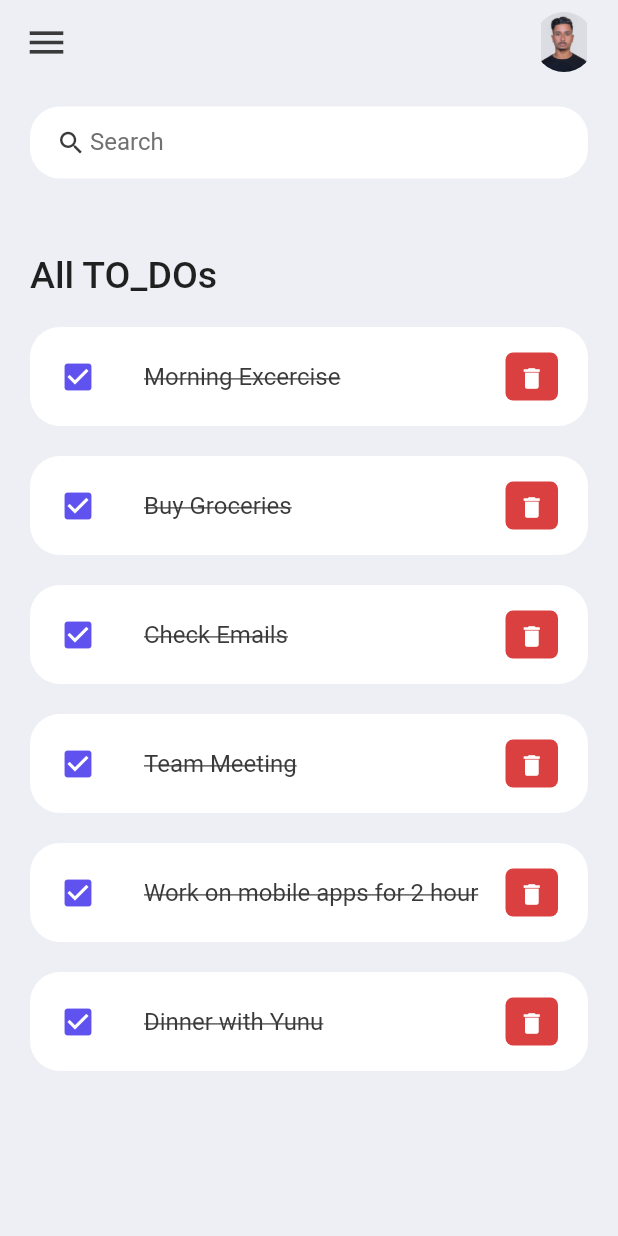
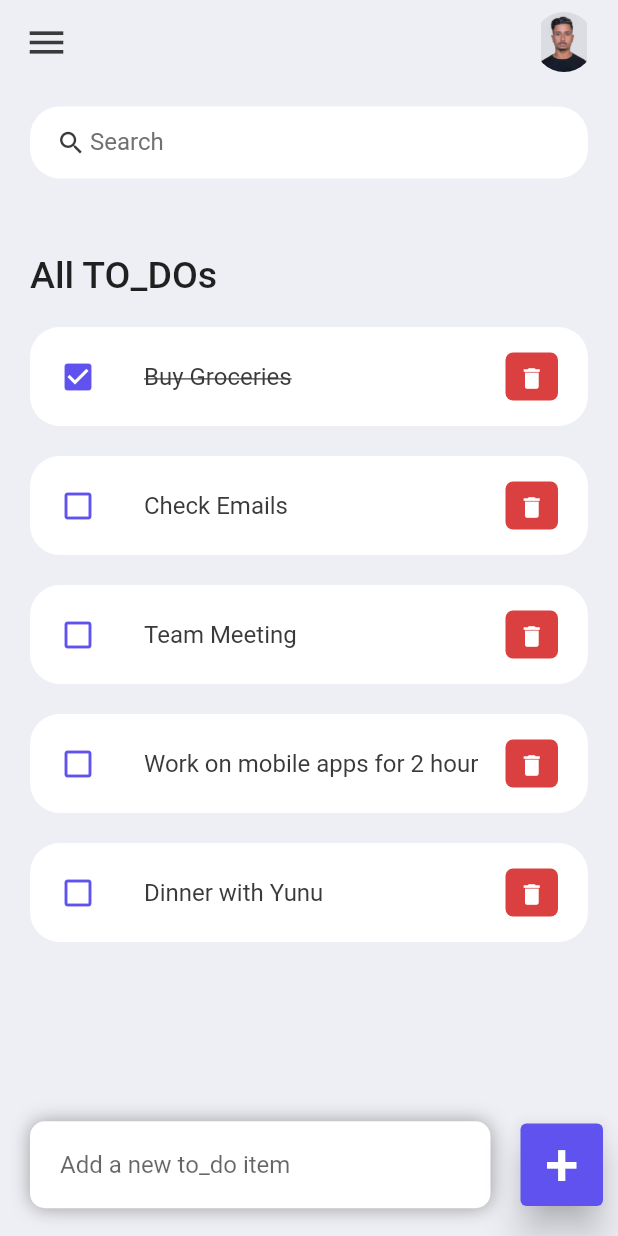
Before and after one commit to IamPrashantBhattarai/To_Do_Flutter, a Flutter app: the screen it shows after launch, after a tap on the "delete" icon, on a phone screen of 412 x 824 dp. Run offline on Flutter 3.47's test engine with Material 2 defaults, Android fonts, the phone set to English and light mode, and no system bars.

Commit message:
Functionality added in delete and add new todo

```diff
--- a/lib/model/to_do.dart
+++ b/lib/model/to_do.dart
@@ -17,9 +17,18 @@ class ToDo {
         id: '03',
         todoText: 'Check Emails',
       ),
-      ToDo(id: '04', todoText: 'Team Meeting', isDone: true),
-      ToDo(id: '05', todoText: 'Work on mobile apps for 2 hour', isDone: true),
-      ToDo(id: '06', todoText: 'Dinner with Yunu', isDone: true),
+      ToDo(
+        id: '04',
+        todoText: 'Team Meeting',
+      ),
+      ToDo(
+        id: '05',
+        todoText: 'Work on mobile apps for 2 hour',
+      ),
+      ToDo(
+        id: '06',
+        todoText: 'Dinner with Yunu',
+      ),
     ];
   }
 }
--- a/lib/screens/homepage.dart
+++ b/lib/screens/homepage.dart
@@ -3,17 +3,25 @@ import '../constants/colors.dart';
 import '../widgets/todo_item.dart';
 import '../model/to_do.dart';
 
-class HomePage extends StatelessWidget {
+class HomePage extends StatefulWidget {
   HomePage({Key? key}) : super(key: key);
 
+  @override
+  State<HomePage> createState() => _HomePageState();
+}
+
+class _HomePageState extends State<HomePage> {
   final todosList = ToDo.todoList();
+  final _todoController = TextEditingController();
 
   @override
   Widget build(BuildContext context) {
     return Scaffold(
       backgroundColor: tdBGColor,
       appBar: buildAppBar(),
-      body: Container(
+      body: Stack(
+        children: [
+          Container(
             padding: EdgeInsets.symmetric(horizontal: 20, vertical: 15),
             child: Column(
               children: [
@@ -37,6 +45,8 @@ class HomePage extends StatelessWidget {
                       for (ToDo todoo in todosList)
                         ToDOItem(
                           todo: todoo,
+                          onToDoChanged: _handleToDoChange,
+                          onDeleteItem: _deleteToDoItem,
                         ),
                     ],
                   ),
@@ -44,7 +54,80 @@ class HomePage extends StatelessWidget {
               ],
             ),
           ),
+          Align(
+            alignment: Alignment.bottomCenter,
+            child: Row(children: [
+              Expanded(
+                child: Container(
+                  margin: EdgeInsets.only(
+                    bottom: 0,
+                    right: 20,
+                    left: 20,
+                  ),
+                  padding: EdgeInsets.symmetric(horizontal: 20, vertical: 5),
+                  decoration: BoxDecoration(
+                    color: Colors.white,
+                    boxShadow: const [
+                      BoxShadow(
+                        color: Colors.grey,
+                        offset: Offset(0.0, 0.0),
+                        blurRadius: 10.0,
+                        spreadRadius: 0.0,
+                      ),
+                    ],
+                    borderRadius: BorderRadius.circular(10),
+                  ),
+                  child: TextField(
+                    controller: _todoController,
+                    decoration: InputDecoration(
+                      hintText: 'Add a new to_do item',
+                      border: InputBorder.none,
+                    ),
+                  ),
+                ),
+              ),
+              Container(
+                margin: EdgeInsets.only(bottom: 20, top: 20, right: 10),
+                child: ElevatedButton(
+                  child: Text(
+                    '+',
+                    style: TextStyle(fontSize: 40),
+                  ),
+                  onPressed: () {
+                    _addToDoItem(_todoController.text);
+                  },
+                  style: ElevatedButton.styleFrom(
+                      backgroundColor: tdBlue,
+                      minimumSize: Size(55, 55),
+                      elevation: 10),
+                ),
+              )
+            ]),
+          )
+        ],
+      ),
     );
+  }
+
+  void _handleToDoChange(ToDo todo) {
+    setState(() {
+      todo.isDone = !todo.isDone;
+    });
+  }
+
+  void _deleteToDoItem(String id) {
+    setState(() {
+      todosList.removeWhere((item) => item.id == id);
+    });
+  }
+
+  void _addToDoItem(String toDo) {
+    setState(() {
+      todosList.add(ToDo(
+          id: DateTime.now().millisecondsSinceEpoch.toString(),
+          todoText: toDo));
+    });
+    _todoController.clear();
   }
 
   Widget searchBox() {
--- a/lib/widgets/todo_item.dart
+++ b/lib/widgets/todo_item.dart
@@ -4,7 +4,12 @@ import '../model/to_do.dart';
 
 class ToDOItem extends StatelessWidget {
   final ToDo todo;
-  const ToDOItem({Key? key, required this.todo}) : super(key: key);
+  final onToDoChanged;
+  final onDeleteItem;
+
+  const ToDOItem(
+      {Key? key, required this.todo, this.onToDoChanged, this.onDeleteItem})
+      : super(key: key);
 
   @override
   Widget build(BuildContext context) {
@@ -12,20 +17,23 @@ class ToDOItem extends StatelessWidget {
       margin: EdgeInsets.only(bottom: 20),
       child: ListTile(
         onTap: () {
-          print("Yunu i love u");
+          onToDoChanged(todo);
         },
         shape: RoundedRectangleBorder(
           borderRadius: BorderRadius.circular(20),
         ),
         contentPadding: EdgeInsets.symmetric(horizontal: 20, vertical: 5),
         tileColor: Colors.white,
-        leading: Icon(Icons.check_box, color: tdBlue),
+        leading: Icon(
+            todo.isDone ? Icons.check_box : Icons.check_box_outline_blank,
+            color: tdBlue),
         title: Text(
           todo.todoText!,
           style: TextStyle(
-              fontSize: 16,
-              color: tdBlack,
-              decoration: TextDecoration.lineThrough),
+            fontSize: 16,
+            color: tdBlack,
+            decoration: todo.isDone ? TextDecoration.lineThrough : null,
+          ),
         ),
         trailing: Container(
           padding: EdgeInsets.all(0),
@@ -41,7 +49,8 @@ class ToDOItem extends StatelessWidget {
             iconSize: 18,
             icon: Icon(Icons.delete),
             onPressed: () {
-              print("Ma bhau khojdai xu.");
+              print('Clicked on the delete item.');
+              onDeleteItem(todo.id);
             },
           ),
         ),
```
Lines whose indentation alone changed are shown as unchanged.
